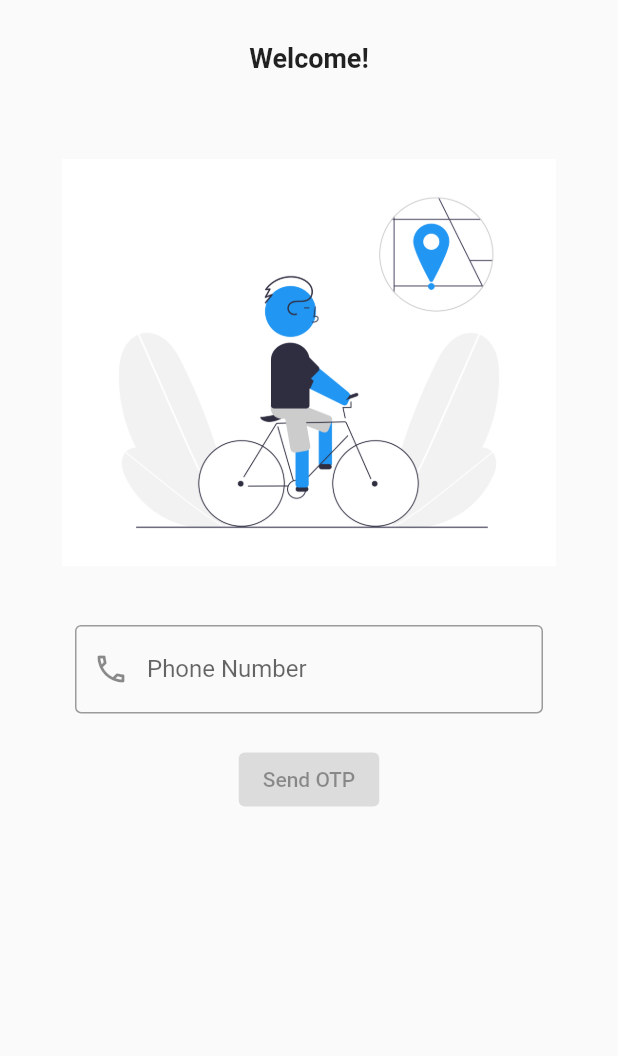
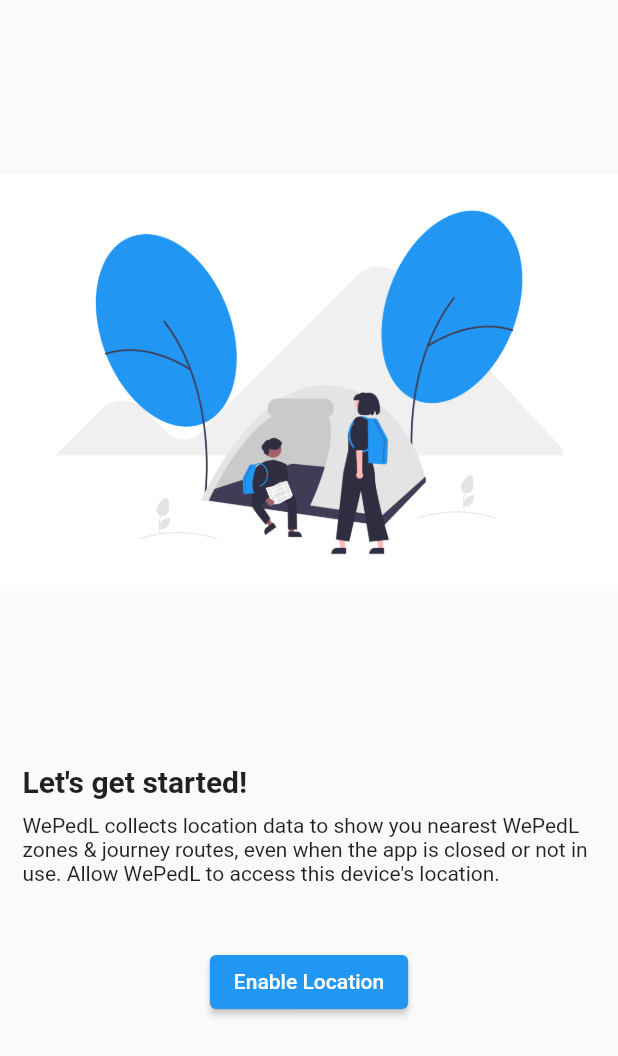
Before and after one commit to Mayuresh-G-Mhatre/public-bicycle-sharing-2, a Flutter app: the screen it shows after launch, on a phone screen of 412 x 824 dp. Shown: the top 1056 px of the screen. Run offline on Flutter 3.47's test engine with Material 2 defaults, Android fonts, the phone set to English and light mode, and no system bars; our stand-ins replace accordion, animated_text_kit, fluttertoast, introduction_screen, lottie, otp_text_field and 4 more.

Commit message:
added introduction_screen package, added get started and onboarding screeen, changed splash screen routing

```diff
--- a/lib/main.dart
+++ b/lib/main.dart
@@ -15,7 +15,7 @@ class MyApp extends StatelessWidget {
         primarySwatch: Colors.blue, // hex - #2196F3
       ),
       home: const SplashScreen(),
-      // home: const DefaultHomeScreen(), // for testing
+      // home: OnBoardingScreen(), // for testing
     );
   }
 }
--- /dev/null
+++ b/lib/screens/intro/get_started.dart
@@ -0,0 +1,71 @@
+import 'package:flutter/material.dart';
+import 'package:public_bicycle_sharing/screens/intro/onboarding.dart';
+
+class GetStartedScreen extends StatefulWidget {
+  const GetStartedScreen({super.key});
+
+  @override
+  State<GetStartedScreen> createState() => _GetStartedScreenState();
+}
+
+class _GetStartedScreenState extends State<GetStartedScreen> {
+  late double width;
+  late double height;
+
+  @override
+  Widget build(BuildContext context) {
+    width = MediaQuery.of(context).size.width;
+    height = MediaQuery.of(context).size.height;
+    return Scaffold(
+      // backgroundColor: Colors.red,
+      body: Column(
+        crossAxisAlignment: CrossAxisAlignment.start,
+        children: [
+          Padding(
+            padding: const EdgeInsets.symmetric(vertical: 90),
+            child: SizedBox(
+              width: width,
+              height: height * 0.4,
+              child: const Image(
+                image: AssetImage('assets/get_started.png'),
+              ),
+            ),
+          ),
+          const Padding(
+            padding: EdgeInsets.symmetric(horizontal: 15),
+            child: Text(
+              "Let's get started!",
+              style: TextStyle(
+                fontSize: 20,
+                fontWeight: FontWeight.bold,
+              ),
+            ),
+          ),
+          const Padding(
+            padding: EdgeInsets.symmetric(horizontal: 15, vertical: 10),
+            child: Text(
+              "WePedL collects location data to show you nearest WePedL zones & journey routes, even when the app is closed or not in use. Allow WePedL to access this device's location.",
+              // style: TextStyle(
+              //   fontSize: 20,
+              //   fontWeight: FontWeight.bold,
+              // ),
+            ),
+          ),
+          const SizedBox(height: 30),
+          Center(
+            child: ElevatedButton(
+              onPressed: () {
+                Navigator.of(context).push(
+                          MaterialPageRoute(
+                            builder: (context) => OnBoardingScreen(),
+                          ),
+                        );
+              },
+              child: const Text('Enable Location'),
+            ),
+          ),
+        ],
+      ),
+    );
+  }
+}
--- a/pubspec.yaml
+++ b/pubspec.yaml
@@ -36,6 +36,7 @@ dependencies:
     sdk: flutter
   flutter_svg: ^1.1.6
   fluttertoast: ^8.1.2
+  introduction_screen: ^3.1.2
   lottie: ^2.0.0
   multiavatar: ^0.1.5
   otp_text_field: ^1.1.3
```
Also changed, not shown: lib/screens/intro/onboarding.dart (added, +99 -0 lines), lib/screens/loading/splash.dart (+5 -5 lines), assets/end.png (added), assets/get_started.png (added), assets/pick.png (added), assets/safely.png (added), assets/zones.png (added), pubspec.lock.
